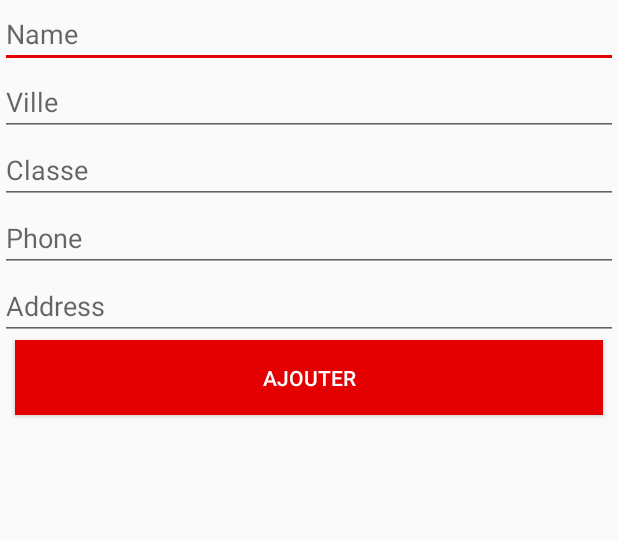
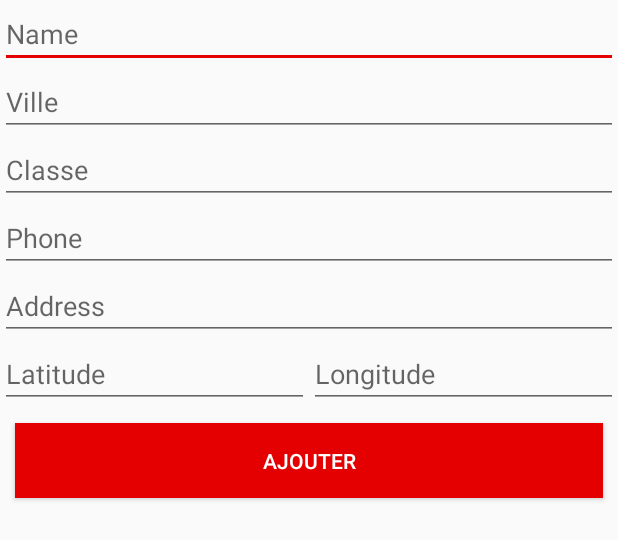
Before and after one commit to yassine112/hotels, an Android app: the layout activity_add_hotel.xml on its own in the app's theme, with its tools: preview values and no code run, on a phone screen of 412 x 824 dp. Shown: the top 540 px of the screen. Run offline under Robolectric (Android 15) with nearby library versions, the phone set to English and light mode, and no system bars.

Commit message:
add hotel to database and retrieve hotels

```diff
--- a/app/src/main/java/com/androidcours/miam/hotels/Scenes/AddHotel/AddHotelViewModelDelegate.java
+++ b/app/src/main/java/com/androidcours/miam/hotels/Scenes/AddHotel/AddHotelViewModelDelegate.java
@@ -5,5 +5,5 @@ package com.androidcours.miam.hotels.Scenes.AddHotel;
  */
 
 interface AddHotelViewModelDelegate {
-
+    void didInsertNewHotel(boolean success, long id);
 }
--- a/app/src/main/res/layout/activity_add_hotel.xml
+++ b/app/src/main/res/layout/activity_add_hotel.xml
@@ -38,10 +38,32 @@
         android:layout_width="match_parent"
         android:layout_height="wrap_content" />
 
+    <LinearLayout
+        android:orientation="horizontal"
+        android:layout_width="match_parent"
+        android:layout_height="wrap_content">
+
+        <EditText
+            android:id="@+id/edit_lat"
+            android:layout_weight="1"
+            android:hint="@string/hint_lat"
+            android:layout_width="match_parent"
+            android:layout_height="wrap_content" />
+
+        <EditText
+            android:id="@+id/edit_lon"
+            android:layout_weight="1"
+            android:hint="@string/hint_lon"
+            android:layout_width="match_parent"
+            android:layout_height="wrap_content" />
+
+    </LinearLayout>
+
     <Button
+        android:id="@+id/btn_add_hotel"
         android:layout_width="match_parent"
         android:layout_height="50dp"
-        android:layout_marginHorizontal="10dp"
+        android:layout_margin="10dp"
         android:background="#FFE40000"
         android:textColor="#FFF"
         android:text="@string/btn_ajouter" />
--- a/app/src/main/res/values/strings.xml
+++ b/app/src/main/res/values/strings.xml
@@ -10,4 +10,6 @@
     <string name="hint_address">Address</string>
     <string name="btn_ajouter">Ajouter</string>
     <string name="about_menu_item">About</string>
+    <string name="hint_lat">Latitude</string>
+    <string name="hint_lon">Longitude</string>
 </resources>
```
Also changed, not shown: app/src/main/java/com/androidcours/miam/hotels/Models/Hotel.java (+22 -0 lines), app/src/main/java/com/androidcours/miam/hotels/Scenes/AddHotel/AddHotelActivity.java (+85 -1 lines), app/src/main/java/com/androidcours/miam/hotels/Scenes/AddHotel/AddHotelViewModel.java (+34 -0 lines), app/src/main/java/com/androidcours/miam/hotels/Scenes/HotelsList/HotelsListActivity.java (+8 -2 lines), app/src/main/java/com/androidcours/miam/hotels/Scenes/HotelsList/HotelsListViewModel.java (+35 -2 lines), app/src/main/java/com/androidcours/miam/hotels/Utils/DatabaseHelper.java (added, +32 -0 lines), app/src/main/java/com/androidcours/miam/hotels/Utils/Datasource.java (deleted, +0 -24 lines), app/src/main/java/com/androidcours/miam/hotels/Utils/SqliteHelper.java (deleted, +0 -60 lines), app/src/main/assets/Hotels.db (deleted), app/src/main/res/drawable/error_icon.png (added), app/src/main/res/drawable/success_icon.png (added).
